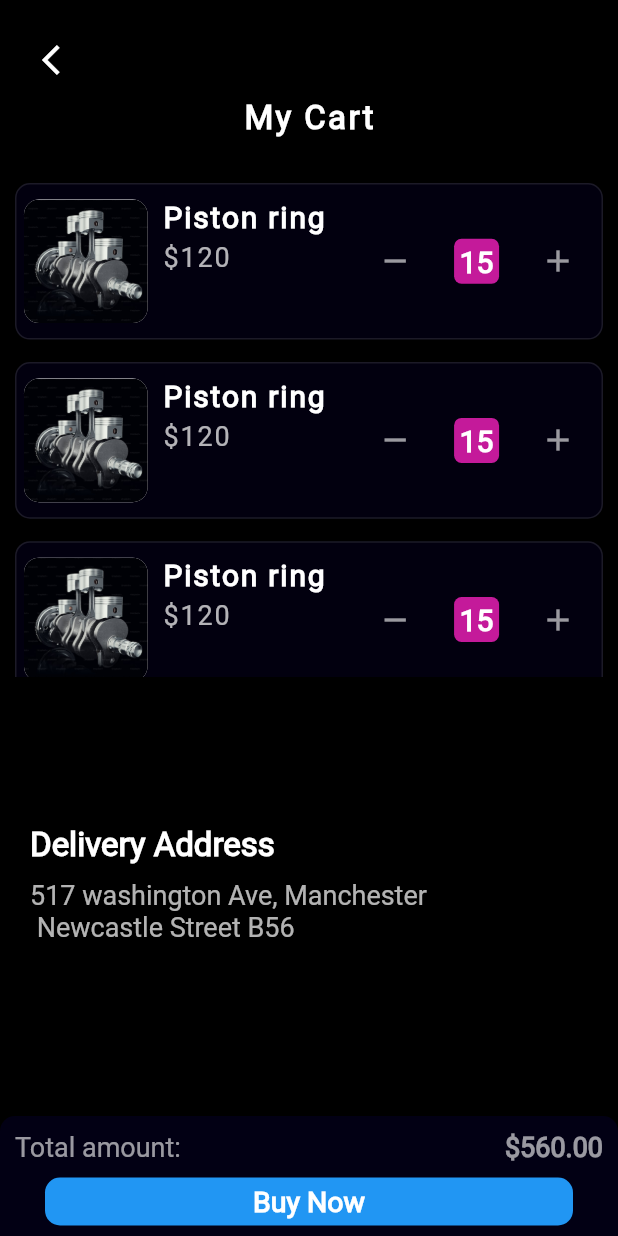
After one commit to KerryMwai/automotiveapp, a Flutter app: the CartPage screen opened directly, on a phone screen of 412 x 824 dp. The commit adds this screen. Run offline on Flutter 3.47's test engine with Material 2 defaults, Android fonts, the light colour scheme and no system bars; our stand-ins replace line_icons.

Commit message:
Added cart page

```diff
--- /dev/null
+++ b/lib/pages/cart.dart
@@ -0,0 +1,141 @@
+import 'package:automotiveapp/constants/colors.dart';
+import 'package:automotiveapp/widgets/custom_card.dart';
+import 'package:flutter/material.dart';
+
+class CartPage extends StatefulWidget {
+  const CartPage({super.key});
+
+  @override
+  State<CartPage> createState() => _CartPageState();
+}
+
+class _CartPageState extends State<CartPage> {
+  @override
+  Widget build(BuildContext context) {
+    Size size = MediaQuery.of(context).size;
+    return Scaffold(
+      backgroundColor: black,
+      appBar: AppBar(
+        backgroundColor: black,
+        elevation: 0.0,
+        leading: Container(
+          margin: const EdgeInsets.only(top: 20.0, left: 20.0),
+          child: IconButton(
+              onPressed: () {
+                Navigator.pop(context);
+              },
+              icon: const Icon(Icons.arrow_back_ios)),
+        ),
+      ),
+      body: ListView(
+        children: [
+          Container(
+            padding: const EdgeInsets.all(10.0),
+            width: size.width,
+            height: size.height * 0.6,
+            child: Column(children: [
+              SizedBox(
+                width: size.width - 20,
+                child: const Center(
+                  child: Text(
+                    "My Cart",
+                    style: TextStyle(
+                        color: white,
+                        fontSize: 22.0,
+                        fontWeight: FontWeight.w800,
+                        fontFamily: "Roboto",
+                        letterSpacing: 1.6),
+                  ),
+                ),
+              ),
+              const SizedBox(
+                height: 30,
+              ),
+// Cart details section
+              SizedBox(
+                height: size.height * 0.4,
+                child: SingleChildScrollView(
+                  child: Column(
+                      children: List.generate(
+                    5,
+                    (index) => CustomCard(size: size),
+                  )),
+                ),
+              ),
+            ]),
+          ),
+          Container(
+            margin: const EdgeInsets.only(left: 20.0),
+            child: Row(
+              mainAxisAlignment: MainAxisAlignment.spaceBetween,
+              children: const [
+                Text(
+                  "Delivery Address",
+                  style: TextStyle(
+                      color: white, fontSize: 22, fontWeight: FontWeight.w600),
+                )
+              ],
+            ),
+          ),
+          const SizedBox(
+            height: 10,
+          ),
+          Container(
+            margin: const EdgeInsets.only(left: 20.0),
+            child: Row(
+              mainAxisAlignment: MainAxisAlignment.spaceBetween,
+              children: [
+                Text(
+                  "517 washington Ave, Manchester\n Newcastle Street B56",
+                  style: TextStyle(
+                    color: white.withOpacity(0.7),
+                    fontSize: 18,
+                  ),
+                )
+              ],
+            ),
+          ),
+        ],
+      ),
+      bottomNavigationBar: Container(
+        padding: const EdgeInsets.only(top: 10, left: 10,right: 10),
+        width: size.width,
+        height: 80,
+        decoration: BoxDecoration(
+          color: blackfade.withOpacity(0.4),
+          borderRadius: const BorderRadius.only(topLeft: Radius.circular(10), topRight: Radius.circular(10))
+        ),
+        child: Column(
+          children: [
+            Row(
+              mainAxisAlignment: MainAxisAlignment.spaceBetween,
+              children: [
+                Text(
+                  "Total amount:",
+                  style: TextStyle(color: white.withOpacity(0.6), fontSize: 18),
+                ),
+                 Text(
+                  "\$560.00",
+                  style: TextStyle(color: white.withOpacity(0.6), fontSize: 18, fontWeight: FontWeight.w700),
+                ),
+              ],
+            ),
+            const SizedBox(height: 10,),
+            GestureDetector(
+              onTap: (){},
+              child: Container(
+                padding: const EdgeInsets.symmetric(vertical: 5),
+                width: size.width-60,
+                decoration: BoxDecoration(
+                  color: blue,
+                  borderRadius: BorderRadius.circular(10)
+                ),
+                child: const Center(child: Text("Buy Now", style: TextStyle(color: white, fontWeight: FontWeight.w600, fontSize: 19, fontFamily: "Roboto"),),),
+              ),
+            )
+          ],
+        ),
+      ),
+    );
+  }
+}
--- a/lib/pages/tabs/selling.dart
+++ b/lib/pages/tabs/selling.dart
@@ -1,4 +1,5 @@
 import 'package:automotiveapp/constants/colors.dart';
+import 'package:automotiveapp/pages/cart.dart';
 import 'package:flutter/material.dart';
 import 'package:line_icons/line_icons.dart';
 
@@ -75,7 +76,11 @@ class _SellingPageState extends State<SellingPage> {
                       style: TextStyle(
                           color: white, fontFamily: "Roboto", fontSize: 19),
                     ),
-                    Container(
+                    GestureDetector(
+                      onTap: (){
+                        Navigator.push(context, MaterialPageRoute(builder: (context)=>const CartPage()));
+                      },
+                      child: Container(
                         width: 30,
                         height: 30,
                         decoration: const BoxDecoration(
@@ -84,6 +89,7 @@ class _SellingPageState extends State<SellingPage> {
                           child: Icon(
                             LineIcons.plus,
                             color: white,
+                          ),
                         ),
                       ),
                     )
--- /dev/null
+++ b/lib/widgets/custom_card.dart
@@ -0,0 +1,115 @@
+import 'package:automotiveapp/constants/colors.dart';
+import 'package:flutter/material.dart';
+
+class CustomCard extends StatefulWidget {
+  const CustomCard({
+    super.key,
+    required this.size,
+  });
+
+  final Size size;
+
+  @override
+  State<CustomCard> createState() => _CustomCardState();
+}
+
+class _CustomCardState extends State<CustomCard> {
+  @override
+  Widget build(BuildContext context) {
+    return Container(
+      margin:const EdgeInsets.only(bottom: 15.0),
+      padding: const EdgeInsets.only(right: 5, top: 10, bottom: 10, left: 5),
+      decoration: BoxDecoration(
+          color: blackfade.withOpacity(0.3),
+          border: Border.all(color: white.withOpacity(0.1)),
+          borderRadius: BorderRadius.circular(10)),
+      child: Row(
+        mainAxisAlignment: MainAxisAlignment.spaceBetween,
+        children: [
+          // Image and name and the price
+          Row(
+            children: [
+              Container(
+
+                width: widget.size.width * 0.2,
+                height: widget.size.width * 0.2,
+                decoration: BoxDecoration(
+                    borderRadius: BorderRadius.circular(10),
+                    color: white,
+                    image: const DecorationImage(
+                        image: AssetImage("assets/images/pistonring.jpg"), fit: BoxFit.contain)),
+              ),
+              const SizedBox(
+                width: 10,
+              ),
+              SizedBox(
+                height: widget.size.width * 0.2,
+                child: Column(
+                  crossAxisAlignment: CrossAxisAlignment.start,
+                  children: [
+                    const Text(
+                      "Piston ring",
+                      style: TextStyle(
+                          color: white,
+                          fontSize: 20,
+                          fontWeight: FontWeight.w600,
+                          fontFamily: "Roboto",
+                          letterSpacing: 1.2),
+                    ),
+                    const SizedBox(
+                      height: 5,
+                    ),
+                    Text(
+                      "\$120",
+                      style: TextStyle(
+                          color: white.withOpacity(0.7),
+                          fontSize: 18,
+                          fontFamily: "Roboto",
+                          letterSpacing: 1.2),
+                    ),
+                  ],
+                ),
+              )
+            ],
+          ),
+          SizedBox(
+            width: widget.size.width * 0.38,
+            child: Center(
+                child: Row(
+              mainAxisAlignment: MainAxisAlignment.spaceBetween,
+              children: [
+                IconButton(
+                    onPressed: () {},
+                    icon: Icon(
+                      Icons.remove,
+                      color: white.withOpacity(0.6),
+                    )),
+                Container(
+                  width: 30,
+                  height: 30,
+                  decoration: BoxDecoration(
+                      color: pink, borderRadius: BorderRadius.circular(5)),
+                  child: const Center(
+                    child: Text(
+                      "15",
+                      style: TextStyle(
+                          color: white,
+                          fontSize: 20,
+                          fontWeight: FontWeight.w600),
+                    ),
+                  ),
+                ),
+                IconButton(
+                    onPressed: () {},
+                    icon: Icon(
+                      Icons.add,
+                      color: white.withOpacity(0.6),
+                    )),
+              ],
+            )),
+          )
+        ],
+      ),
+    );
+  }
+}
```
Lines whose indentation alone changed are shown as unchanged.
